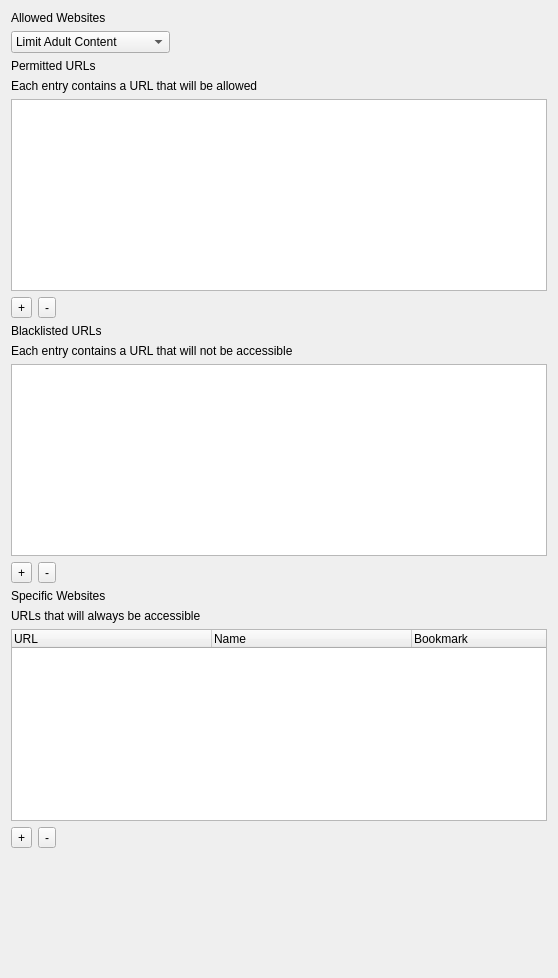
Qt form FWAdminLib/Configurator/WebContentFilterForm.ui (fw-dev/translations) before a commit.
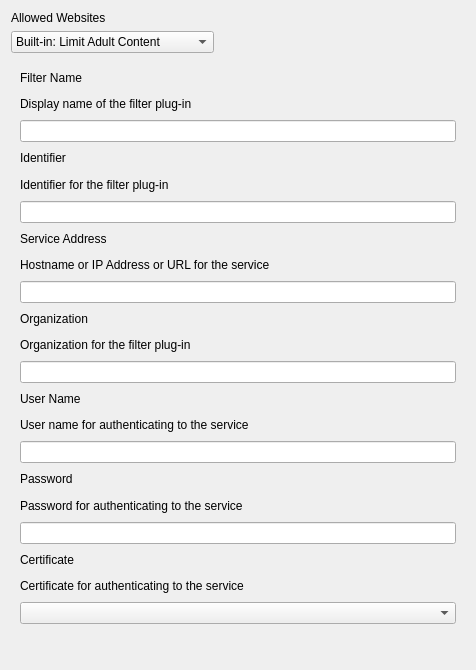
The same form after that commit. The open tabs and pages were chosen to show the change. Custom widgets are drawn as their Qt base class.

```diff
--- a/FWAdminLib/Configurator/WebContentFilterForm.ui
+++ b/FWAdminLib/Configurator/WebContentFilterForm.ui
@@ -6,14 +6,14 @@
    <rect>
     <x>0</x>
     <y>0</y>
-    <width>558</width>
-    <height>978</height>
+    <width>476</width>
+    <height>670</height>
    </rect>
   </property>
   <property name="windowTitle">
    <string>Form</string>
   </property>
-  <layout class="QVBoxLayout" name="verticalLayout_3">
+  <layout class="QVBoxLayout" name="verticalLayout_4">
    <item>
     <widget class="QLabel" name="label">
      <property name="text">
@@ -27,12 +27,17 @@
       <widget class="QComboBox" name="comboFilterType">
        <item>
         <property name="text">
-         <string>Limit Adult Content</string>
+         <string>Built-in: Limit Adult Content</string>
         </property>
        </item>
        <item>
         <property name="text">
-         <string>Specific Web Sites Only</string>
+         <string>Built-in: Specific Web Sites Only</string>
+        </property>
+       </item>
+       <item>
+        <property name="text">
+         <string>Plug-in</string>
         </property>
        </item>
       </widget>
@@ -53,9 +58,37 @@
     </layout>
    </item>
    <item>
+    <widget class="QStackedWidget" name="stackedWidget">
+     <property name="currentIndex">
+      <number>0</number>
+     </property>
+     <widget class="QWidget" name="adultContent">
+      <layout class="QVBoxLayout" name="verticalLayout_3">
+       <property name="leftMargin">
+        <number>0</number>
+       </property>
+       <property name="topMargin">
+        <number>0</number>
+       </property>
+       <property name="rightMargin">
+        <number>0</number>
+       </property>
+       <property name="bottomMargin">
+        <number>0</number>
+       </property>
+       <item>
     <widget class="QWidget" name="filterOptions" native="true">
      <layout class="QVBoxLayout" name="verticalLayout">
-      <property name="margin">
+          <property name="leftMargin">
+           <number>0</number>
+          </property>
+          <property name="topMargin">
+           <number>0</number>
+          </property>
+          <property name="rightMargin">
+           <number>0</number>
+          </property>
+          <property name="bottomMargin">
        <number>0</number>
       </property>
       <item>
@@ -165,12 +198,10 @@
      </layout>
     </widget>
    </item>
-   <item>
-    <widget class="QWidget" name="whitelistOptions" native="true">
+      </layout>
+     </widget>
+     <widget class="QWidget" name="whiteList">
      <layout class="QVBoxLayout" name="verticalLayout_2">
-      <property name="margin">
-       <number>0</number>
-      </property>
       <item>
        <widget class="QLabel" name="lBookmarks">
         <property name="text">
@@ -186,7 +217,7 @@
        </widget>
       </item>
       <item>
-       <widget class="QTreeWidget" name="bookmarksTreeWidget">
+        <widget class="QTreeWidget" name="whitelistedTreeWidget">
         <property name="showDropIndicator" stdset="0">
          <bool>false</bool>
         </property>
@@ -222,14 +253,14 @@
       <item>
        <layout class="QHBoxLayout" name="horizontalLayout_3">
         <item>
-         <widget class="QToolButton" name="addBookmark">
+          <widget class="QToolButton" name="addToWhitelist">
           <property name="text">
            <string>+</string>
           </property>
          </widget>
         </item>
         <item>
-         <widget class="QToolButton" name="removeBookmark">
+          <widget class="QToolButton" name="removeFromWhitelist">
           <property name="text">
            <string>-</string>
           </property>
@@ -250,24 +281,153 @@
         </item>
        </layout>
       </item>
-     </layout>
-    </widget>
+       <item>
+        <widget class="QWidget" name="whitelistOptions" native="true"/>
+       </item>
+      </layout>
+     </widget>
+     <widget class="QWidget" name="plugin">
+      <layout class="QVBoxLayout" name="verticalLayout_8">
+       <item>
+        <widget class="QLabel" name="filterNameLbl">
+         <property name="text">
+          <string>Filter Name</string>
+         </property>
+        </widget>
    </item>
    <item>
-    <spacer name="verticalSpacer">
-     <property name="orientation">
-      <enum>Qt::Vertical</enum>
-     </property>
-     <property name="sizeHint" stdset="0">
-      <size>
-       <width>531</width>
-       <height>56</height>
-      </size>
-     </property>
-    </spacer>
-   </item>
-  </layout>
- </widget>
+        <widget class="QLabel" name="lTip_filterNameLbl">
+         <property name="text">
+          <string>Display name of the filter plug-in</string>
+         </property>
+        </widget>
+       </item>
+       <item>
+        <widget class="QLineEdit" name="filterName"/>
+       </item>
+       <item>
+        <widget class="QLabel" name="filterNameLbl_3">
+         <property name="text">
+          <string>Identifier</string>
+         </property>
+        </widget>
+       </item>
+       <item>
+        <widget class="QLabel" name="lTip_Identifier">
+         <property name="text">
+          <string>Identifier for the filter plug-in</string>
+         </property>
+        </widget>
+       </item>
+       <item>
+        <widget class="QLineEdit" name="identifier"/>
+       </item>
+       <item>
+        <widget class="QLabel" name="filterNameLbl_4">
+         <property name="text">
+          <string>Service Address</string>
+         </property>
+        </widget>
+       </item>
+       <item>
+        <widget class="QLabel" name="lTip_ServiceAddress">
+         <property name="text">
+          <string>Hostname or IP Address or URL for the service</string>
+         </property>
+        </widget>
+       </item>
+       <item>
+        <widget class="QLineEdit" name="serviceAddress"/>
+       </item>
+       <item>
+        <widget class="QLabel" name="filterNameLbl_5">
+         <property name="text">
+          <string>Organization</string>
+         </property>
+        </widget>
+       </item>
+       <item>
+        <widget class="QLabel" name="lTip_Organization">
+         <property name="text">
+          <string>Organization for the filter plug-in</string>
+         </property>
+        </widget>
+       </item>
+       <item>
+        <widget class="QLineEdit" name="organization"/>
+       </item>
+       <item>
+        <widget class="QLabel" name="filterNameLbl_6">
+         <property name="text">
+          <string>User Name</string>
+         </property>
+        </widget>
+       </item>
+       <item>
+        <widget class="QLabel" name="lTip_Username">
+         <property name="text">
+          <string>User name for authenticating to the service</string>
+         </property>
+        </widget>
+       </item>
+       <item>
+        <widget class="QLineEdit" name="username"/>
+       </item>
+       <item>
+        <widget class="QLabel" name="filterNameLbl_7">
+         <property name="text">
+          <string>Password</string>
+         </property>
+        </widget>
+       </item>
+       <item>
+        <widget class="QLabel" name="lTipPassword">
+         <property name="text">
+          <string>Password for authenticating to the service</string>
+         </property>
+        </widget>
+       </item>
+       <item>
+        <widget class="QLineEdit" name="password">
+         <property name="echoMode">
+          <enum>QLineEdit::Password</enum>
+         </property>
+        </widget>
+       </item>
+       <item>
+        <widget class="QLabel" name="filterNameLbl_8">
+         <property name="text">
+          <string>Certificate</string>
+         </property>
+        </widget>
+       </item>
+       <item>
+        <widget class="QLabel" name="lTipCertificate">
+         <property name="text">
+          <string>Certificate for authenticating to the service</string>
+         </property>
+        </widget>
+       </item>
+       <item>
+        <widget class="QComboBox" name="certificate"/>
+       </item>
+       <item>
+        <widget class="PListEditor" name="customData" native="true"/>
+       </item>
+      </layout>
+     </widget>
+    </widget>
+   </item>
+  </layout>
+ </widget>
+ <customwidgets>
+  <customwidget>
+   <class>PListEditor</class>
+   <extends>QWidget</extends>
+   <header>FWAdminLib/PListEditor.h</header>
+   <container>1</container>
+  </customwidget>
+ </customwidgets>
  <resources/>
  <connections/>
 </ui>
```
Left out of the diff: 19 changed lines with no effect on the pictures. Lines whose indentation alone changed are shown as unchanged.
